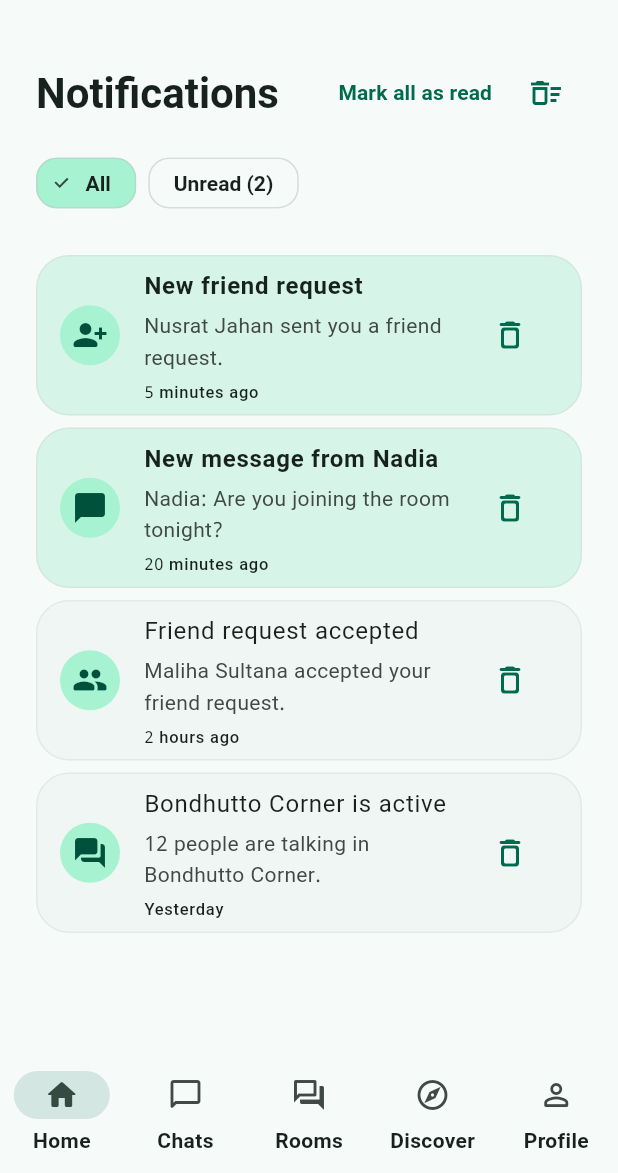
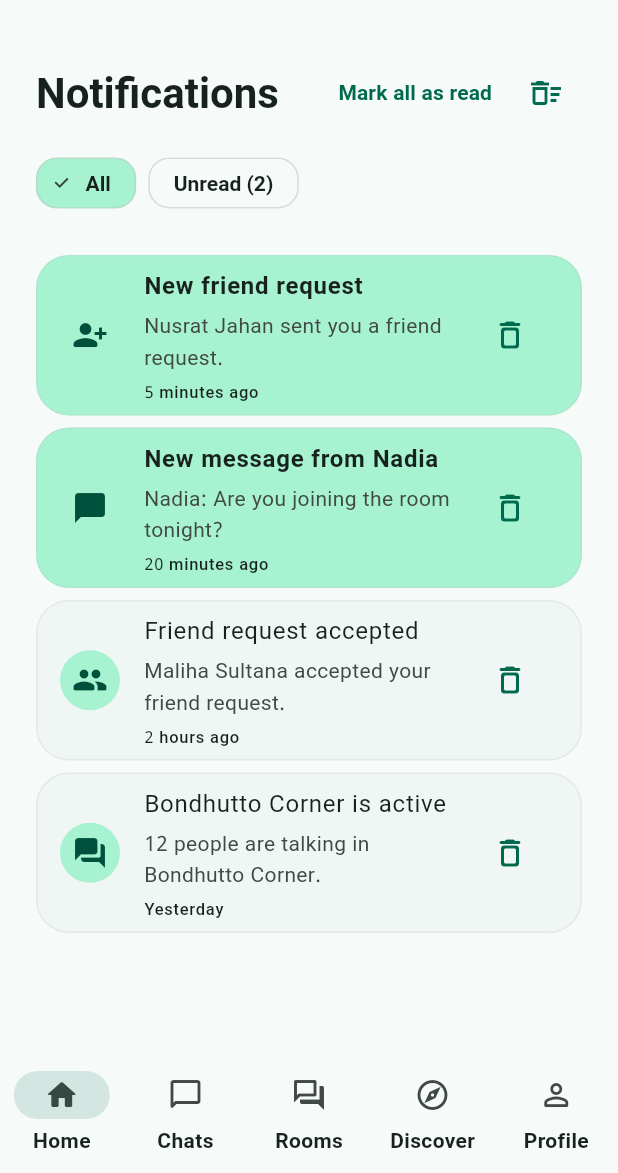
Before and after one commit to MdEnamulHaque007/bondhon, a Flutter app: the AppShell screen opened directly with empty values, after a tap on "Chats", after a tap on the "notifications" icon, on a phone screen of 412 x 824 dp, the part 63-1236 px from its top. Run offline on Flutter 3.47's test engine with Material 3 defaults, Android fonts, the phone set to English and light mode, and no system bars; our stand-ins replace flutter_riverpod, go_router, google_fonts, shared_preferences; accounts and stored records are empty; statements that could not run were skipped.

Commit message:
fix(theme): replace remaining hard-coded UI colors

```diff
--- a/lib/features/notifications/presentation/screens/notifications_screen.dart
+++ b/lib/features/notifications/presentation/screens/notifications_screen.dart
@@ -1,4 +1,3 @@
-import 'package:bondhon/app/theme/app_colors.dart';
 import 'package:bondhon/app/theme/app_spacing.dart';
 import 'package:bondhon/core/localization/app_localizations.dart';
 import 'package:bondhon/features/notifications/domain/entities/app_notification.dart';
@@ -176,7 +175,7 @@ class _NotificationTile extends StatelessWidget {
   Widget build(BuildContext context) {
     final strings = AppLocalizations.of(context);
     return Card(
-      color: notification.isRead ? null : AppColors.bondhonGreenSoft,
+      color: notification.isRead ? null : Theme.of(context).colorScheme.primaryContainer,
       child: ListTile(
         onTap: onOpen,
         leading: CircleAvatar(
```
